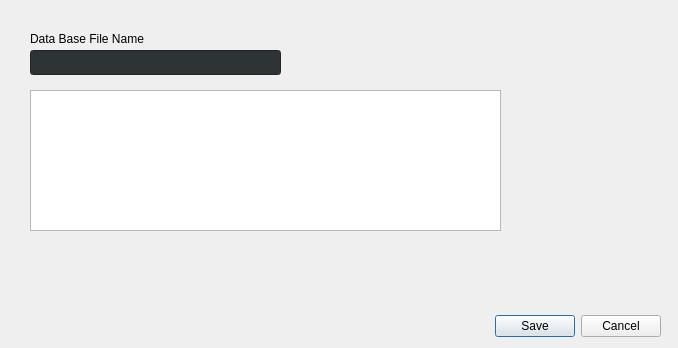
First picture: the form in configdialog.ui, repository leandrocadete/qPasswordManager, before the edit.
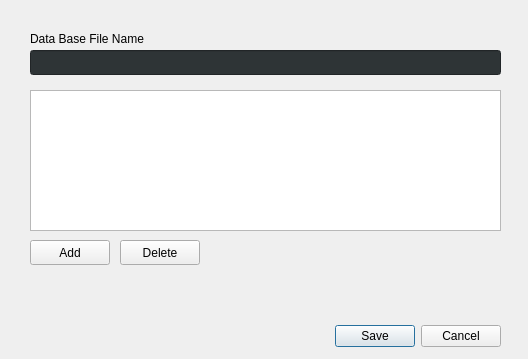
Second picture: the form after the edit.

Commit message:
Select a db file from lisview
1 - Added member fuction itemClicked to select a current db file

Patch:
```diff
--- a/configdialog.ui
+++ b/configdialog.ui
@@ -6,8 +6,8 @@
    <rect>
     <x>0</x>
     <y>0</y>
-    <width>678</width>
-    <height>348</height>
+    <width>528</width>
+    <height>359</height>
    </rect>
   </property>
   <property name="windowTitle">
@@ -16,8 +16,8 @@
   <widget class="QDialogButtonBox" name="buttonBox">
    <property name="geometry">
     <rect>
-     <x>360</x>
-     <y>310</y>
+     <x>200</x>
+     <y>320</y>
      <width>301</width>
      <height>32</height>
     </rect>
@@ -34,7 +34,7 @@
     <rect>
      <x>30</x>
      <y>50</y>
-     <width>251</width>
+     <width>471</width>
      <height>25</height>
     </rect>
    </property>
@@ -42,6 +42,9 @@
     <string notr="true">color: rgb(238, 238, 236);
 background-color: rgb(46, 52, 54)</string>
    </property>
+   <property name="readOnly">
+    <bool>true</bool>
+   </property>
   </widget>
   <widget class="QLabel" name="label">
    <property name="geometry">
@@ -66,6 +69,32 @@
     </rect>
    </property>
   </widget>
+  <widget class="QPushButton" name="pushButtonAdd">
+   <property name="geometry">
+    <rect>
+     <x>30</x>
+     <y>240</y>
+     <width>80</width>
+     <height>25</height>
+    </rect>
+   </property>
+   <property name="text">
+    <string>Add</string>
+   </property>
+  </widget>
+  <widget class="QPushButton" name="pushButtonDelete">
+   <property name="geometry">
+    <rect>
+     <x>120</x>
+     <y>240</y>
+     <width>80</width>
+     <height>25</height>
+    </rect>
+   </property>
+   <property name="text">
+    <string>Delete</string>
+   </property>
+  </widget>
  </widget>
  <resources/>
  <connections>
```
The commit also changes 2 other files.
